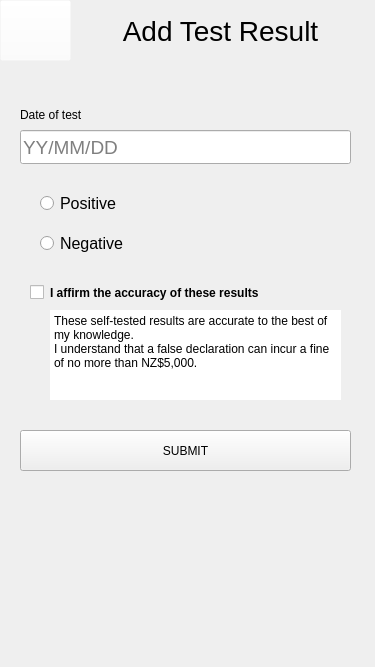
csidon/MyCovidApp, file 0806_mCR_login/covidtestform.ui: the form before one commit.
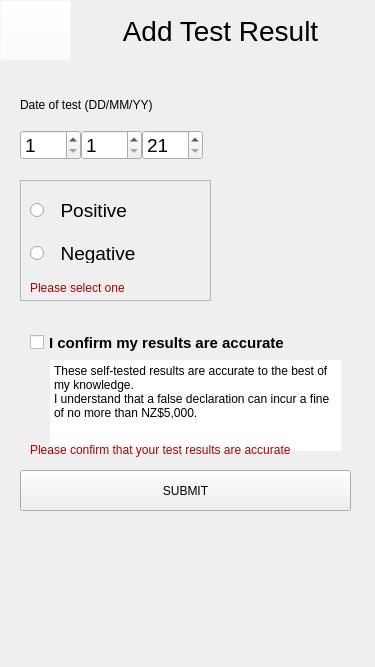
The form after the commit. Icons and pictures are not drawn.

Commit message: Covid Test Form progress made.

What changed in the file:
```diff
--- a/0806_mCR_login/covidtestform.ui
+++ b/0806_mCR_login/covidtestform.ui
@@ -94,7 +94,7 @@
      <property name="geometry">
       <rect>
        <x>20</x>
-       <y>46</y>
+       <y>36</y>
        <width>331</width>
        <height>17</height>
       </rect>
@@ -110,92 +110,52 @@
       <set>Qt::ImhNone</set>
      </property>
      <property name="text">
-      <string>Date of test</string>
-     </property>
-    </widget>
-    <widget class="QLineEdit" name="lineEdit_testDate">
-     <property name="enabled">
-      <bool>true</bool>
-     </property>
-     <property name="geometry">
-      <rect>
-       <x>20</x>
-       <y>70</y>
-       <width>331</width>
-       <height>34</height>
-      </rect>
-     </property>
-     <property name="sizePolicy">
-      <sizepolicy hsizetype="Expanding" vsizetype="Expanding">
-       <horstretch>0</horstretch>
-       <verstretch>0</verstretch>
-      </sizepolicy>
-     </property>
-     <property name="maximumSize">
-      <size>
-       <width>16777215</width>
-       <height>40</height>
-      </size>
-     </property>
-     <property name="font">
-      <font>
-       <family>Arial</family>
-       <pointsize>14</pointsize>
-      </font>
-     </property>
-     <property name="inputMethodHints">
-      <set>Qt::ImhNone</set>
-     </property>
-     <property name="text">
-      <string/>
-     </property>
-     <property name="placeholderText">
-      <string>YY/MM/DD</string>
+      <string>Date of test (DD/MM/YY)</string>
      </property>
     </widget>
     <widget class="QRadioButton" name="rBtn_testPos">
      <property name="geometry">
       <rect>
-       <x>40</x>
-       <y>130</y>
-       <width>112</width>
+       <x>30</x>
+       <y>137</y>
+       <width>171</width>
        <height>26</height>
       </rect>
      </property>
      <property name="font">
       <font>
        <family>Arial</family>
-       <pointsize>12</pointsize>
+       <pointsize>14</pointsize>
       </font>
      </property>
      <property name="text">
-      <string>Positive</string>
+      <string>  Positive</string>
      </property>
     </widget>
     <widget class="QRadioButton" name="rBtn_testNeg">
      <property name="geometry">
       <rect>
-       <x>40</x>
-       <y>170</y>
-       <width>112</width>
-       <height>26</height>
+       <x>30</x>
+       <y>183</y>
+       <width>161</width>
+       <height>20</height>
       </rect>
      </property>
      <property name="font">
       <font>
        <family>Arial</family>
-       <pointsize>12</pointsize>
+       <pointsize>14</pointsize>
       </font>
      </property>
      <property name="text">
-      <string>Negative</string>
+      <string>  Negative</string>
      </property>
     </widget>
     <widget class="QPushButton" name="pushButton">
      <property name="geometry">
       <rect>
        <x>20</x>
-       <y>370</y>
+       <y>410</y>
        <width>331</width>
        <height>41</height>
       </rect>
@@ -213,20 +173,22 @@
      <property name="geometry">
       <rect>
        <x>20</x>
-       <y>210</y>
+       <y>260</y>
        <width>331</width>
        <height>141</height>
       </rect>
      </property>
      <property name="styleSheet">
-      <string notr="true">border-radius:5px;
-</string>
+      <string notr="true"/>
      </property>
      <property name="frameShape">
-      <enum>QFrame::StyledPanel</enum>
+      <enum>QFrame::Box</enum>
      </property>
      <property name="frameShadow">
-      <enum>QFrame::Raised</enum>
+      <enum>QFrame::Plain</enum>
+     </property>
+     <property name="lineWidth">
+      <number>0</number>
      </property>
      <widget class="QCheckBox" name="checkBox_affirmAccuracy">
       <property name="geometry">
@@ -240,11 +202,12 @@
       <property name="font">
        <font>
         <family>Arial</family>
+        <pointsize>11</pointsize>
         <bold>true</bold>
        </font>
       </property>
       <property name="text">
-       <string>I affirm the accuracy of these results</string>
+       <string>I confirm my results are accurate</string>
       </property>
      </widget>
      <widget class="QPlainTextEdit" name="plainText_NoEdit_resultsAccuracy">
@@ -253,7 +216,7 @@
         <x>30</x>
         <y>40</y>
         <width>291</width>
-        <height>90</height>
+        <height>91</height>
        </rect>
       </property>
       <property name="font">
@@ -262,7 +225,19 @@
        </font>
       </property>
       <property name="styleSheet">
-       <string notr="true">border-color: rgba(255, 255, 255, 0);</string>
+       <string notr="true"/>
+      </property>
+      <property name="frameShape">
+       <enum>QFrame::NoFrame</enum>
+      </property>
+      <property name="verticalScrollBarPolicy">
+       <enum>Qt::ScrollBarAlwaysOff</enum>
+      </property>
+      <property name="horizontalScrollBarPolicy">
+       <enum>Qt::ScrollBarAlwaysOff</enum>
+      </property>
+      <property name="sizeAdjustPolicy">
+       <enum>QAbstractScrollArea::AdjustToContents</enum>
       </property>
       <property name="readOnly">
        <bool>true</bool>
@@ -272,7 +247,143 @@
 I understand that a false declaration can incur a fine of no more than NZ$5,000.</string>
       </property>
      </widget>
+     <widget class="QLabel" name="lbl_errSelectTerms">
+      <property name="geometry">
+       <rect>
+        <x>10</x>
+        <y>120</y>
+        <width>331</width>
+        <height>20</height>
+       </rect>
+      </property>
+      <property name="font">
+       <font>
+        <family>Arial</family>
+       </font>
+      </property>
+      <property name="styleSheet">
+       <string notr="true">color: rgb(170, 0, 0);</string>
+      </property>
+      <property name="text">
+       <string>Please confirm that your test results are accurate</string>
+      </property>
+     </widget>
     </widget>
+    <widget class="QSpinBox" name="spinBox_YY">
+     <property name="geometry">
+      <rect>
+       <x>142</x>
+       <y>70</y>
+       <width>61</width>
+       <height>30</height>
+      </rect>
+     </property>
+     <property name="font">
+      <font>
+       <family>Arial</family>
+       <pointsize>14</pointsize>
+      </font>
+     </property>
+     <property name="minimum">
+      <number>21</number>
+     </property>
+     <property name="maximum">
+      <number>23</number>
+     </property>
+     <property name="value">
+      <number>21</number>
+     </property>
+    </widget>
+    <widget class="QSpinBox" name="spinBox_MM">
+     <property name="geometry">
+      <rect>
+       <x>81</x>
+       <y>70</y>
+       <width>61</width>
+       <height>30</height>
+      </rect>
+     </property>
+     <property name="font">
+      <font>
+       <family>Arial</family>
+       <pointsize>14</pointsize>
+      </font>
+     </property>
+     <property name="minimum">
+      <number>1</number>
+     </property>
+     <property name="maximum">
+      <number>12</number>
+     </property>
+    </widget>
+    <widget class="QSpinBox" name="spinBox_DD">
+     <property name="geometry">
+      <rect>
+       <x>20</x>
+       <y>70</y>
+       <width>61</width>
+       <height>30</height>
+      </rect>
+     </property>
+     <property name="font">
+      <font>
+       <family>Arial</family>
+       <pointsize>14</pointsize>
+      </font>
+     </property>
+     <property name="minimum">
+      <number>1</number>
+     </property>
+     <property name="maximum">
+      <number>31</number>
+     </property>
+    </widget>
+    <widget class="QFrame" name="frame_errSelectResult">
+     <property name="geometry">
+      <rect>
+       <x>20</x>
+       <y>120</y>
+       <width>191</width>
+       <height>121</height>
+      </rect>
+     </property>
+     <property name="frameShape">
+      <enum>QFrame::StyledPanel</enum>
+     </property>
+     <property name="frameShadow">
+      <enum>QFrame::Raised</enum>
+     </property>
+     <widget class="QLabel" name="lbl_errSelectResult">
+      <property name="geometry">
+       <rect>
+        <x>10</x>
+        <y>98</y>
+        <width>131</width>
+        <height>20</height>
+       </rect>
+      </property>
+      <property name="font">
+       <font>
+        <family>Arial</family>
+       </font>
+      </property>
+      <property name="styleSheet">
+       <string notr="true">color: rgb(170, 0, 0);</string>
+      </property>
+      <property name="text">
+       <string>Please select one</string>
+      </property>
+     </widget>
+    </widget>
+    <zorder>frame_errSelectResult</zorder>
+    <zorder>lbl_email</zorder>
+    <zorder>rBtn_testPos</zorder>
+    <zorder>rBtn_testNeg</zorder>
+    <zorder>pushButton</zorder>
+    <zorder>frame_affirm</zorder>
+    <zorder>spinBox_YY</zorder>
+    <zorder>spinBox_MM</zorder>
+    <zorder>spinBox_DD</zorder>
    </widget>
    <widget class="QWidget" name="page_4"/>
   </widget>
```
Left out of the diff: 8 changed lines with no effect on the pictures. The commit also changes 24 other files.
